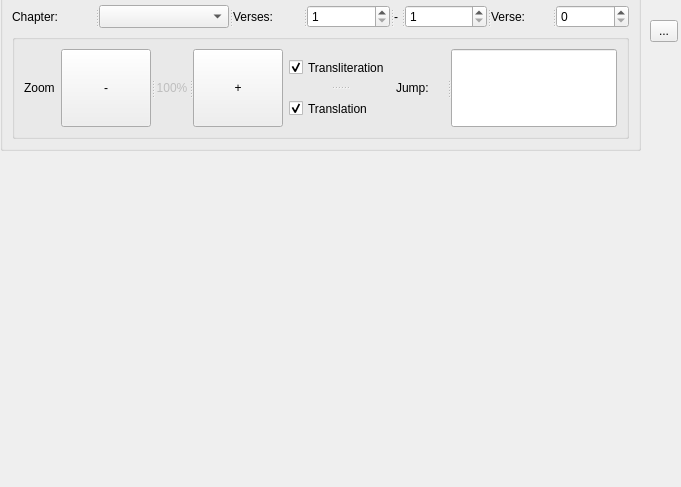
Above: core/controls/quran_reader.ui from abumq/project-islam before the change. Below: the same form after it.
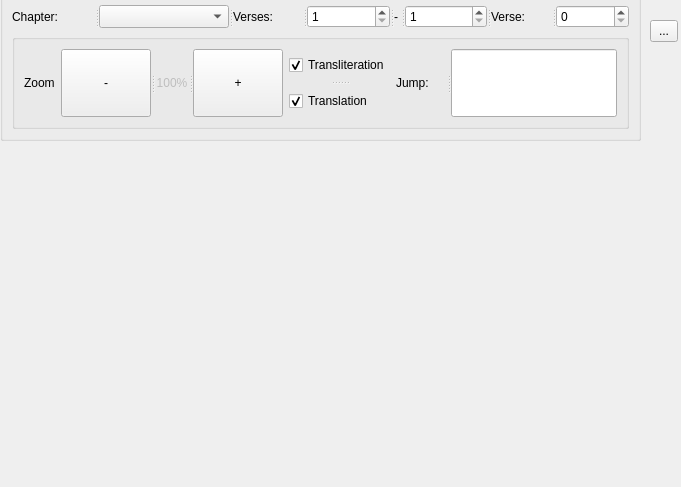
That is the form after the change.

The edit to the form file:
```diff
--- a/core/controls/quran_reader.ui
+++ b/core/controls/quran_reader.ui
@@ -19,7 +19,7 @@
      <x>0</x>
      <y>-10</y>
      <width>641</width>
-     <height>161</height>
+     <height>151</height>
     </rect>
    </property>
    <property name="title">
```
